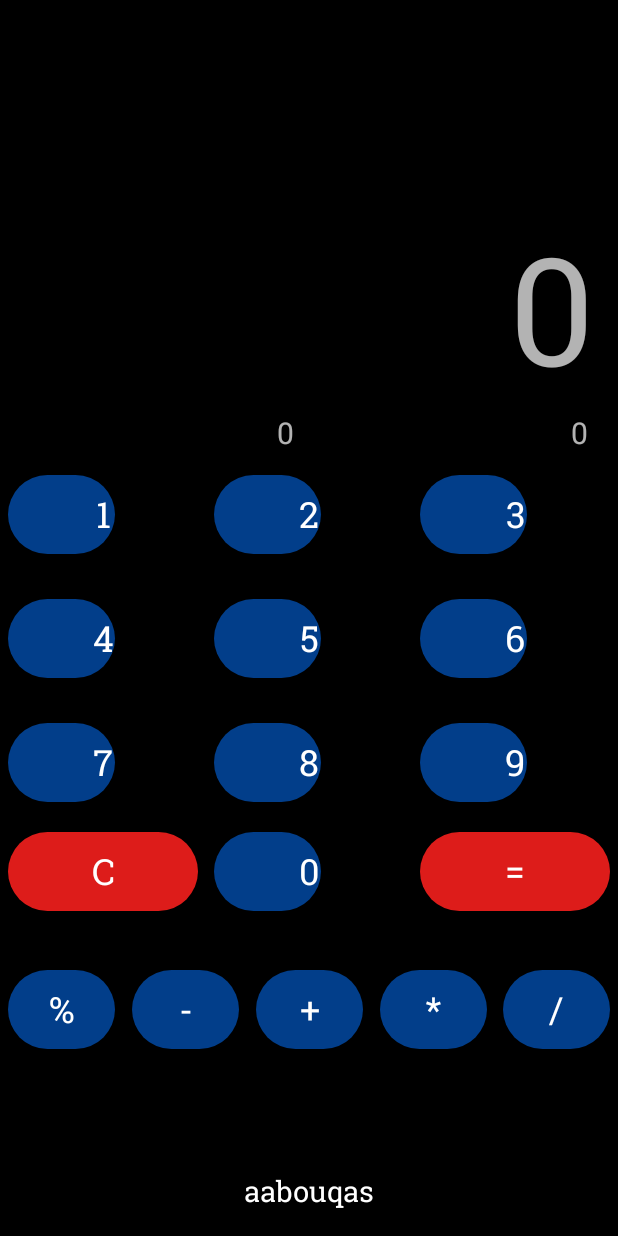
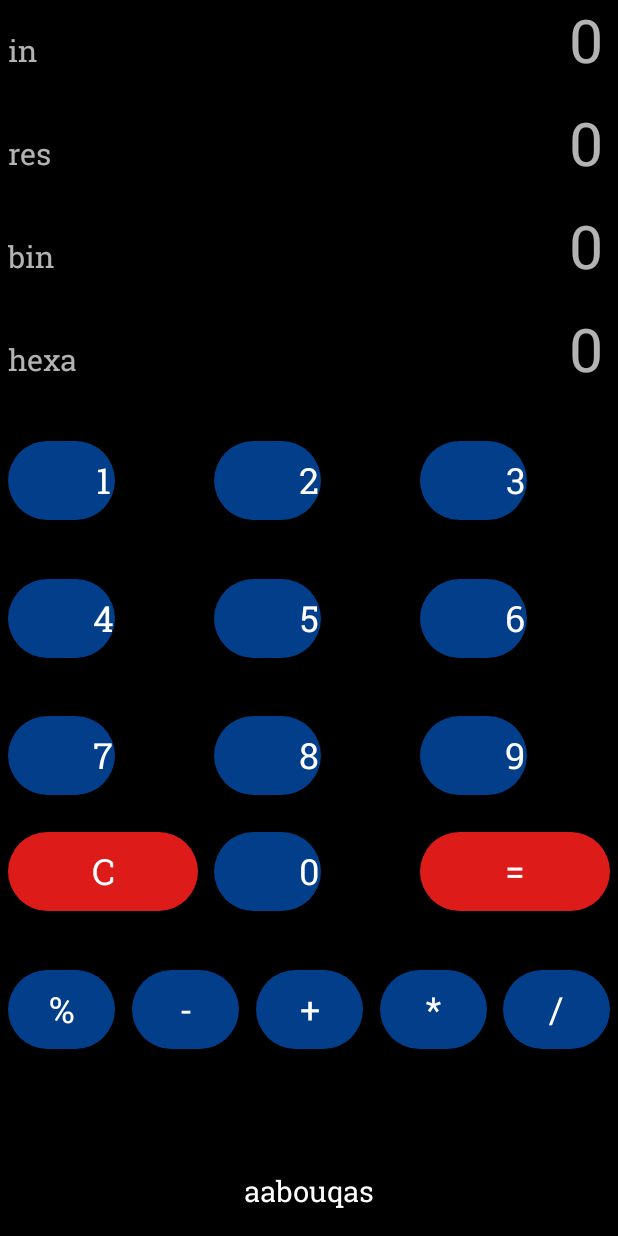
Before and after one commit to aabouqas42/aabouqas, an Android app: the screen it shows after launch (MainActivity), after a tap on an icon or button, on a phone screen of 412 x 824 dp. Run offline under Robolectric (Android 15) with nearby library versions, the phone set to English and light mode, and no system bars; 1 other tap on this screen came first.

Commit message:
fixed some errors :)

```diff
--- a/app/src/main/java/aabouqas/com/MainActivity.java
+++ b/app/src/main/java/aabouqas/com/MainActivity.java
@@ -7,7 +7,6 @@ import android.support.v7.app.AppCompatActivity;
 import android.os.Bundle;
 import android.view.View;
 import android.widget.Button;
-import android.widget.EditText;
 import android.widget.TextView;
 import android.widget.Toast;
 
@@ -15,56 +14,58 @@ public class MainActivity extends AppCompatActivity {
 
     private static int num1 = 0;
     private static int num2 = 0;
-    private  boolean num1IsSet = false;
+    private  boolean numsIsSet = false;
     private static int nums = 0;
     private static String operator = "0";
 
-    void click(Button btn, TextView res, String str, TextView to_show, TextView showBin) {
+    void click(Button btn, TextView input, TextView output, String character, TextView bin, TextView hexa) {
         btn.setOnClickListener(new View.OnClickListener() {
             @Override
             public void onClick(View view) {
-//                if (res.getText().toString().length() == 0 && to_show.getText().toString().equals("0") && str.equals("+") || str.equals("-") || str.equals("*") || str.equals("/") || str.equals("%"))
-//                        return ;
-                if (!str.equals("+") && !str.equals("-") && !str.equals("/") && !str.equals("*") && !str.equals("%"))
-                    res.setText(res.getText().toString() + str);
-                if (str.equals("+") || str.equals("-") || str.equals("*") || str.equals("/") || str.equals("%"))
+                boolean notContainsOperators = (!character.equals("+") && !character.equals("-") && !character.equals("/") && !character.equals("*") && !character.equals("%"));
+                if (notContainsOperators)
                 {
-                    operator = str;
-                    if (!num1IsSet)
-                        nums = Integer.parseInt(res.getText().toString());
+                    if (input.getText().toString().startsWith("0"))
+                        input.setText(character);
                     else
-                        nums = Integer.parseInt(to_show.getText().toString());
-                    res.setText("");
-                    num1IsSet = true;
-                    to_show.setText(String.valueOf(nums));
+                        input.setText(input.getText().toString() + character);
                 }
-                if (nums >= 0)
+                if (character.equals("+") || character.equals("-") || character.equals("*") || character.equals("/") || character.equals("%"))
                 {
-                    showBin.setText(Integer.toBinaryString(Integer.parseInt(res.getText().toString())));
+                    operator = character;
+                    if (!numsIsSet)
+                        nums = Integer.parseInt(input.getText().toString());
+                    else
+                        nums = Integer.parseInt(output.getText().toString());
+
+                    input.setText("0");
+                    numsIsSet = true;
+                    output.setText(String.valueOf(nums));
                 }
-               if (res.getText().toString().length() > 0 && num1IsSet && operator.equals("+"))
-                   to_show.setText(String.valueOf(nums + Integer.parseInt(res.getText().toString())));
-               else if (res.getText().toString().length() > 0 && num1IsSet && operator.equals("-"))
-                   to_show.setText(String.valueOf(nums - Integer.parseInt(res.getText().toString())));
-               else if (res.getText().toString().length() > 0 && num1IsSet && operator.equals("*"))
-                   to_show.setText(String.valueOf(nums * Integer.parseInt(res.getText().toString())));
-               else if (res.getText().toString().length() > 0 && num1IsSet && operator.equals("/"))
-                   to_show.setText(String.valueOf(nums / Integer.parseInt(res.getText().toString())));
-               else if (res.getText().toString().length() > 0 && num1IsSet && operator.equals("%"))
-                   to_show.setText(String.valueOf(nums % Integer.parseInt(res.getText().toString())));
+                if (nums >= 0 && notContainsOperators)
+                {
+                    bin.setText(Integer.toBinaryString(Integer.parseInt(input.getText().toString())));
+                    hexa.setText(Integer.toHexString(Integer.parseInt(input.getText().toString())));
+                }
+                if (!input.getText().toString().equals("0") && numsIsSet && operator.equals("+"))
+                   output.setText(String.valueOf(nums + Integer.parseInt(input.getText().toString())));
+               else if (!input.getText().toString().equals("0") && numsIsSet && operator.equals("-"))
+                   output.setText(String.valueOf(nums - Integer.parseInt(input.getText().toString())));
+               else if (!input.getText().toString().equals("0") && numsIsSet && operator.equals("*"))
+                   output.setText(String.valueOf(nums * Integer.parseInt(input.getText().toString())));
+               else if (!input.getText().toString().equals("0") && numsIsSet && operator.equals("/"))
+                   output.setText(String.valueOf(nums / Integer.parseInt(input.getText().toString())));
+               else if (!input.getText().toString().equals("0") && numsIsSet && operator.equals("%"))
+                   output.setText(String.valueOf(nums % Integer.parseInt(input.getText().toString())));
             }
         });
     }
 
     void show_msg(String msg)
     {
-        Toast.makeText(getApplicationContext(), msg, Toast.LENGTH_LONG).show();
+        Toast.makeText(getApplicationContext(), msg, Toast.LENGTH_SHORT).show();
     }
 
-    void    init_ui()
-    {
-
-    }
 
     @Override
     protected void onCreate(Bundle savedInstanceState) {
@@ -87,26 +88,31 @@ public class MainActivity extends AppCompatActivity {
         Button eq = findViewById(R.id.eq);
         Button rem = findViewById(R.id.rem);
         Button clear = findViewById(R.id.clear);
-        EditText res = findViewById(R.id._res);
+        TextView input = findViewById(R.id.input);
         TextView bin = findViewById(R.id.binary);
-        TextView _result = findViewById(R.id._result);
+        TextView hexa = findViewById(R.id.hexa);
+        TextView output = findViewById(R.id.output);
         TextView aabouqas = findViewById(R.id.aabouqas);
-        click(b0, res, "0", _result, bin);
-        click(b1, res, "1", _result, bin);
-        click(b2, res, "2", _result, bin);
-        click(b3, res, "3", _result, bin);
-        click(b4, res, "4", _result, bin);
-        click(b5, res, "5", _result, bin);
-        click(b6, res, "6", _result, bin);
-        click(b7, res, "7", _result, bin);
-        click(b8, res, "8", _result, bin);
-        click(b9, res, "9", _result, bin);
-        click(rem, res, "%", _result, bin);
-        click(mul, res, "*", _result, bin);
-        click(div, res, "/", _result, bin);
-        click(sub, res, "-", _result, bin);
-        click(sum, res, "+", _result, bin);
-        res.setTypeface(Typeface.createFromAsset(getAssets(), "font/roboto_slab.ttf"));
+        TextView t1 = findViewById(R.id.t1);
+        TextView t2 = findViewById(R.id.t2);
+        TextView t3 = findViewById(R.id.t3);
+        TextView t4 = findViewById(R.id.t4);
+        click(b0, input, output, "0",  bin, hexa);
+        click(b1, input, output, "1",  bin, hexa);
+        click(b2, input, output, "2",  bin, hexa);
+        click(b3, input, output, "3",  bin, hexa);
+        click(b4, input, output, "4",  bin, hexa);
+        click(b5, input, output, "5",  bin, hexa);
+        click(b6, input, output, "6",  bin, hexa);
+        click(b7, input, output, "7",  bin, hexa);
+        click(b8, input, output, "8",  bin, hexa);
+        click(b9, input, output, "9",  bin, hexa);
+        click(rem, input, output, "%", bin, hexa);
+        click(mul, input, output, "*", bin, hexa);
+        click(div, input, output, "/", bin, hexa);
+        click(sub, input, output, "-", bin, hexa);
+        click(sum, input, output, "+", bin, hexa);
+        input.setTypeface(Typeface.createFromAsset(getAssets(), "font/roboto_slab.ttf"));
         b0.setTypeface(Typeface.createFromAsset(getAssets(), "font/roboto_slab.ttf"));
         b1.setTypeface(Typeface.createFromAsset(getAssets(), "font/roboto_slab.ttf"));
         b2.setTypeface(Typeface.createFromAsset(getAssets(), "font/roboto_slab.ttf"));
@@ -123,6 +129,14 @@ public class MainActivity extends AppCompatActivity {
         mul.setTypeface(Typeface.createFromAsset(getAssets(), "font/roboto_slab.ttf"));
         rem.setTypeface(Typeface.createFromAsset(getAssets(), "font/roboto_slab.ttf"));
         eq.setTypeface(Typeface.createFromAsset(getAssets(), "font/roboto_slab.ttf"));
+        t1.setTypeface(Typeface.createFromAsset(getAssets(), "font/roboto_slab.ttf"));
+        t2.setTypeface(Typeface.createFromAsset(getAssets(), "font/roboto_slab.ttf"));
+        t3.setTypeface(Typeface.createFromAsset(getAssets(), "font/roboto_slab.ttf"));
+        t4.setTypeface(Typeface.createFromAsset(getAssets(), "font/roboto_slab.ttf"));
+        input.setTypeface(Typeface.createFromAsset(getAssets(), "font/roboto_slab.ttf"));
+        output.setTypeface(Typeface.createFromAsset(getAssets(), "font/roboto_slab.ttf"));
+        bin.setTypeface(Typeface.createFromAsset(getAssets(), "font/roboto_slab.ttf"));
+        hexa.setTypeface(Typeface.createFromAsset(getAssets(), "font/roboto_slab.ttf"));
         clear.setTypeface(Typeface.createFromAsset(getAssets(), "font/roboto_slab.ttf"));
         GradientDrawable gradientDrawable = new GradientDrawable();
         gradientDrawable.setShape(GradientDrawable.RECTANGLE);
@@ -151,77 +165,26 @@ public class MainActivity extends AppCompatActivity {
         drawable.setColor(Color.parseColor("#dd1c1a"));
         eq.setBackground(drawable);
         clear.setBackground(drawable);
-        res.setClickable(false);
+        input.setClickable(false);
         aabouqas.setTypeface(Typeface.createFromAsset(getAssets(), "font/roboto_slab.ttf"));
         aabouqas.setOnClickListener(new View.OnClickListener() {
             @Override
             public void onClick(View view) {
-                show_msg("aaaabouqassss");
+                show_msg("aabouqas :)");
             }
         });
         clear.setOnClickListener(new View.OnClickListener() {
             @Override
             public void onClick(View view) {
-                res.setTextSize(100);
-                res.setText("");
+                input.setText("0");
                 bin.setText("0");
-                _result.setText("0");
+                hexa.setText("0");
+                output.setText("0");
                 num1 = 0;
                 num2 = 0;
                 nums = 0;
-                num1IsSet = false;
+                numsIsSet = false;
                 operator = "0";
-
-            }
-        });
-        eq.setOnClickListener(new View.OnClickListener() {
-            @Override
-            public void onClick(View view) {
-//                int result = 0;
-//                String str = res.getText().toString();
-//                String[] parts = {""};
-//                if (str.contains("+") && str.split("\\+").length == 2)
-//                {
-//                    parts = str.split("\\+");
-//                    result = Integer.parseInt(parts[0]) + Integer.parseInt(parts[1]);
-//                }
-//                if (str.contains("-") && str.split("-").length == 2)
-//                {
-//                    parts = str.split("-");
-//                    result = Integer.parseInt(parts[0]) - Integer.parseInt(parts[1]);
-//                }
-//                if (str.contains("*") && str.split("\\*").length == 2)
-//                {
-//                    parts = str.split("\\*");
-//                    result = Integer.parseInt(parts[0]) * Integer.parseInt(parts[1]);
-//                }
-//                if (str.contains("%") && str.split("%").length == 2)
-//                {
-//                    parts = str.split("%");
-//                    if (Integer.parseInt(parts[1]) == 0)
-//                    {
-//                        show_msg("\"Men don't divide by zero :)\"");
-//                        show_msg("Be man ;)");
-//                        res.setText("");
-//                        return;
-//                    }
-//
-//                    result = Integer.parseInt(parts[0]) % Integer.parseInt(parts[1]);
-//                }
-//                if (str.contains("/") && str.split("/").length == 2)
-//                {
-//                    parts = str.split("/");
-//                    if (Integer.parseInt(parts[1]) == 0)
-//                    {
-//                        show_msg("Are you fucking serious :)");;
-//                        show_msg("Be man ;)");
-//                        res.setText("");
-//                        return;
-//                    }
-//                    result = Integer.parseInt(parts[0]) / Integer.parseInt(parts[1]);
-//                }
-//                if (parts.length != 2)
-//                    return;
             }
         });
     }
--- a/app/src/main/res/layout/activity_main.xml
+++ b/app/src/main/res/layout/activity_main.xml
@@ -10,26 +10,145 @@
     tools:context=".MainActivity">
 
     <LinearLayout
-        android:layout_width="wrap_content"
+        android:layout_width="match_parent"
         android:layout_height="match_parent"
         android:layout_weight="1"
-        android:gravity="bottom"
-        android:orientation="horizontal">
+        android:gravity="center|right"
+        android:orientation="vertical"
+        android:paddingRight="10dp">
 
-        <EditText
-            android:id="@+id/_res"
+        <LinearLayout
             android:layout_width="match_parent"
+            android:layout_height="match_parent"
+            android:layout_weight="1"
+            android:gravity="right"
+            android:orientation="horizontal">
+
+            <LinearLayout
+                android:layout_width="match_parent"
+                android:layout_height="match_parent"
+                android:layout_weight="1"
+                android:gravity="center|left"
+                android:orientation="horizontal">
+
+                <TextView
+                    android:id="@+id/t1"
+                    android:layout_width="wrap_content"
+                    android:layout_height="wrap_content"
+                    android:layout_margin="5dp"
+                    android:text="in"
+                    android:textSize="20sp" />
+            </LinearLayout>
+
+            <TextView
+                android:id="@+id/input"
+                android:layout_width="wrap_content"
+                android:layout_height="wrap_content"
+                android:gravity="right"
+                android:text="0"
+                android:textSize="40sp" />
+
+        </LinearLayout>
+
+        <LinearLayout
+            android:layout_width="match_parent"
+            android:layout_height="match_parent"
+            android:layout_weight="1"
+            android:orientation="horizontal">
+
+            <LinearLayout
+                android:layout_width="match_parent"
+                android:layout_height="match_parent"
+                android:layout_weight="1"
+                android:gravity="center|left"
+                android:orientation="horizontal">
+
+                <TextView
+                    android:id="@+id/t2"
+                    android:layout_width="wrap_content"
+                    android:layout_height="wrap_content"
+                    android:layout_margin="5dp"
+                    android:text="res"
+                    android:textSize="20sp" />
+            </LinearLayout>
+
+            <TextView
+                android:id="@+id/output"
+                android:layout_width="wrap_content"
+                android:layout_height="wrap_content"
+                android:gravity="right"
+                android:text="0"
+                android:textSize="40sp" />
+
+        </LinearLayout>
+
+        <LinearLayout
+            android:layout_width="match_parent"
+            android:layout_height="match_parent"
+            android:layout_weight="1"
+            android:orientation="horizontal">
+
+            <LinearLayout
+                android:layout_width="match_parent"
+                android:layout_height="match_parent"
+                android:layout_weight="1"
+                android:gravity="center|left"
+                android:orientation="horizontal">
+
+                <TextView
+                    android:id="@+id/t3"
+                    android:layout_width="wrap_content"
+                    android:layout_height="wrap_content"
+                    android:layout_margin="5dp"
+                    android:text="bin"
+                    android:textSize="20sp" />
+            </LinearLayout>
+
+            <TextView
+                android:id="@+id/binary"
+                android:layout_width="wrap_content"
+                android:layout_height="wrap_content"
+                android:gravity="right"
+                android:text="0"
+                android:textSize="40sp" />
+        </LinearLayout>
+
+        <LinearLayout
+            android:layout_width="match_parent"
+            android:layout_height="match_parent"
+            android:layout_weight="1"
+            android:orientation="horizontal">
+
+            <LinearLayout
+                android:layout_width="match_parent"
+                android:layout_height="match_parent"
+                android:layout_weight="1"
+                android:gravity="center|left"
+                android:orientation="horizontal">
+
+                <TextView
+                    android:id="@+id/t4"
+                    android:layout_width="wrap_content"
+                    android:layout_height="wrap_content"
+                    android:layout_margin="5dp"
+                    android:text="hexa"
+                    android:textSize="20sp" />
+            </LinearLayout>
+
+            <TextView
+                android:id="@+id/hexa"
+                android:layout_width="wrap_content"
+                android:layout_height="wrap_content"
+                android:gravity="right"
+                android:text="0"
+                android:textSize="40sp" />
+        </LinearLayout>
+
+        <LinearLayout
+            android:layout_width="wrap_content"
             android:layout_height="wrap_content"
-            android:layout_marginRight="15dp"
-            android:layout_weight="1"
-            android:background="#00FFFFFF"
-            android:ems="10"
-            android:gravity="right"
-            android:hint="0"
-            android:inputType="number"
-            android:textColorHighlight="#000000"
-            android:textColorLink="#000000"
-            android:textSize="50dp" />
+            android:orientation="vertical" />
+
     </LinearLayout>
 
     <LinearLayout
@@ -44,30 +163,13 @@
             android:layout_height="wrap_content"
             android:orientation="horizontal">
 
-            <TextView
-                android:id="@+id/binary"
-                android:layout_width="wrap_content"
-                android:layout_height="wrap_content"
-                android:layout_weight="1"
-                android:gravity="right"
-                android:text="0"
-                android:textSize="20sp" />
-
             <LinearLayout
                 android:layout_width="wrap_content"
                 android:layout_height="match_parent"
-                android:layout_marginRight="20dp"
                 android:layout_weight="1"
                 android:gravity="right"
                 android:orientation="horizontal">
 
-                <TextView
-                    android:id="@+id/_result"
-                    android:layout_width="wrap_content"
-                    android:layout_height="wrap_content"
-                    android:gravity="right"
-                    android:text="0"
-                    android:textSize="20sp" />
             </LinearLayout>
         </LinearLayout>
 
```
Also changed, not shown: 1 other file.
